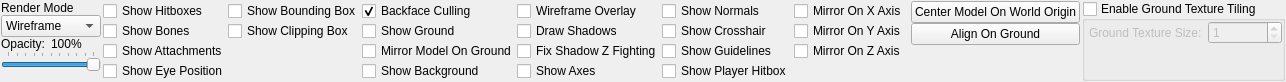
Before: the Qt Designer form src/tools/hlam/ui/assets/studiomodel/dockpanels/StudioModelModelDisplayPanel.ui in SamVanheer/HalfLifeAssetManager, drawn with Qt 5.
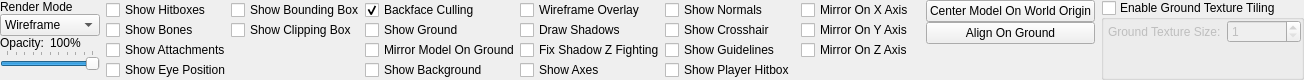
After: the same form once the commit is applied.

Commit message: Streamline UI widgets using SetFixedSize constraint Resolves #165

Diff of the .ui file:
```diff
--- a/src/tools/hlam/ui/assets/studiomodel/dockpanels/StudioModelModelDisplayPanel.ui
+++ b/src/tools/hlam/ui/assets/studiomodel/dockpanels/StudioModelModelDisplayPanel.ui
@@ -6,249 +6,30 @@
    <rect>
     <x>0</x>
     <y>0</y>
-    <width>1152</width>
-    <height>75</height>
+    <width>1168</width>
+    <height>73</height>
    </rect>
   </property>
   <property name="windowTitle">
    <string>Form</string>
   </property>
-  <layout class="QGridLayout" name="gridLayout_2">
+  <layout class="QHBoxLayout" name="horizontalLayout">
+   <property name="sizeConstraint">
+    <enum>QLayout::SetFixedSize</enum>
+   </property>
    <property name="leftMargin">
-    <number>1</number>
+    <number>0</number>
    </property>
    <property name="topMargin">
-    <number>1</number>
+    <number>0</number>
    </property>
    <property name="rightMargin">
-    <number>1</number>
+    <number>0</number>
    </property>
    <property name="bottomMargin">
-    <number>1</number>
-   </property>
-   <property name="horizontalSpacing">
-    <number>2</number>
-   </property>
-   <property name="verticalSpacing">
     <number>0</number>
    </property>
-   <item row="0" column="3">
-    <widget class="QWidget" name="FOVWidget" native="true">
-     <layout class="QGridLayout" name="gridLayout_5">
-      <property name="leftMargin">
-       <number>0</number>
-      </property>
-      <property name="topMargin">
-       <number>0</number>
-      </property>
-      <property name="rightMargin">
-       <number>0</number>
-      </property>
-      <property name="bottomMargin">
-       <number>0</number>
-      </property>
-      <property name="spacing">
-       <number>0</number>
-      </property>
-     </layout>
-    </widget>
-   </item>
-   <item row="0" column="4">
-    <widget class="QWidget" name="widget" native="true">
-     <layout class="QVBoxLayout" name="verticalLayout">
-      <property name="spacing">
-       <number>0</number>
-      </property>
-      <property name="leftMargin">
-       <number>0</number>
-      </property>
-      <property name="topMargin">
-       <number>0</number>
-      </property>
-      <property name="rightMargin">
-       <number>0</number>
-      </property>
-      <property name="bottomMargin">
-       <number>0</number>
-      </property>
-      <item>
-       <widget class="QPushButton" name="CenterModelOnWorldOrigin">
-        <property name="text">
-         <string>Center Model On World Origin</string>
-        </property>
-       </widget>
-      </item>
-      <item>
-       <widget class="QPushButton" name="AlignOnGround">
-        <property name="text">
-         <string>Align On Ground</string>
-        </property>
-       </widget>
-      </item>
-      <item>
-       <spacer name="verticalSpacer">
-        <property name="orientation">
-         <enum>Qt::Vertical</enum>
-        </property>
-        <property name="sizeHint" stdset="0">
-         <size>
-          <width>20</width>
-          <height>0</height>
-         </size>
-        </property>
-       </spacer>
-      </item>
-     </layout>
-    </widget>
-   </item>
-   <item row="0" column="6">
-    <spacer name="horizontalSpacer">
-     <property name="orientation">
-      <enum>Qt::Horizontal</enum>
-     </property>
-     <property name="sizeHint" stdset="0">
-      <size>
-       <width>0</width>
-       <height>20</height>
-      </size>
-     </property>
-    </spacer>
-   </item>
-   <item row="1" column="0" colspan="5">
-    <spacer name="verticalSpacer_3">
-     <property name="orientation">
-      <enum>Qt::Vertical</enum>
-     </property>
-     <property name="sizeHint" stdset="0">
-      <size>
-       <width>20</width>
-       <height>0</height>
-      </size>
-     </property>
-    </spacer>
-   </item>
-   <item row="0" column="2">
-    <widget class="QWidget" name="MirrorWidget" native="true">
-     <layout class="QGridLayout" name="gridLayout_4">
-      <property name="leftMargin">
-       <number>0</number>
-      </property>
-      <property name="topMargin">
-       <number>0</number>
-      </property>
-      <property name="rightMargin">
-       <number>0</number>
-      </property>
-      <property name="bottomMargin">
-       <number>0</number>
-      </property>
-      <property name="spacing">
-       <number>0</number>
-      </property>
-      <item row="1" column="0">
-       <widget class="QCheckBox" name="MirrorOnYAxis">
-        <property name="text">
-         <string>Mirror On Y Axis</string>
-        </property>
-       </widget>
-      </item>
-      <item row="0" column="0">
-       <widget class="QCheckBox" name="MirrorOnXAxis">
-        <property name="text">
-         <string>Mirror On X Axis</string>
-        </property>
-       </widget>
-      </item>
-      <item row="2" column="0">
-       <widget class="QCheckBox" name="MirrorOnZAxis">
-        <property name="text">
-         <string>Mirror On Z Axis</string>
-        </property>
-       </widget>
-      </item>
-      <item row="3" column="0">
-       <spacer name="verticalSpacer_5">
-        <property name="orientation">
-         <enum>Qt::Vertical</enum>
-        </property>
-        <property name="sizeHint" stdset="0">
-         <size>
-          <width>20</width>
-          <height>0</height>
-         </size>
-        </property>
-       </spacer>
-      </item>
-     </layout>
-    </widget>
-   </item>
-   <item row="0" column="5">
-    <widget class="QGroupBox" name="EnableGroundTextureTiling">
-     <property name="title">
-      <string>Enable Ground Texture Tiling</string>
-     </property>
-     <property name="flat">
-      <bool>false</bool>
-     </property>
-     <property name="checkable">
-      <bool>true</bool>
-     </property>
-     <property name="checked">
-      <bool>false</bool>
-     </property>
-     <layout class="QGridLayout" name="gridLayout_7">
-      <property name="leftMargin">
-       <number>4</number>
-      </property>
-      <property name="topMargin">
-       <number>0</number>
-      </property>
-      <property name="rightMargin">
-       <number>0</number>
-      </property>
-      <property name="bottomMargin">
-       <number>0</number>
-      </property>
-      <property name="verticalSpacing">
-       <number>0</number>
-      </property>
-      <item row="0" column="1">
-       <widget class="QSpinBox" name="GroundTextureSize">
-        <property name="minimum">
-         <number>1</number>
-        </property>
-        <property name="maximum">
-         <number>1024</number>
-        </property>
-        <property name="value">
-         <number>1</number>
-        </property>
-       </widget>
-      </item>
-      <item row="0" column="0">
-       <widget class="QLabel" name="label_3">
-        <property name="text">
-         <string>Ground Texture Size:</string>
-        </property>
-       </widget>
-      </item>
-      <item row="1" column="0">
-       <spacer name="verticalSpacer_2">
-        <property name="orientation">
-         <enum>Qt::Vertical</enum>
-        </property>
-        <property name="sizeHint" stdset="0">
-         <size>
-          <width>20</width>
-          <height>0</height>
-         </size>
-        </property>
-       </spacer>
-      </item>
-     </layout>
-    </widget>
-   </item>
-   <item row="0" column="0">
+   <item>
     <widget class="QWidget" name="RenderSettingsWidget" native="true">
      <property name="sizePolicy">
       <sizepolicy hsizetype="Fixed" vsizetype="Preferred">
@@ -403,7 +184,7 @@
      </layout>
     </widget>
    </item>
-   <item row="0" column="1">
+   <item>
     <widget class="QWidget" name="CheckBoxesWidget" native="true">
      <layout class="QGridLayout" name="gridLayout_3">
       <property name="leftMargin">
@@ -566,6 +347,196 @@
      </layout>
     </widget>
    </item>
+   <item>
+    <widget class="QWidget" name="MirrorWidget" native="true">
+     <layout class="QGridLayout" name="gridLayout_4">
+      <property name="leftMargin">
+       <number>0</number>
+      </property>
+      <property name="topMargin">
+       <number>0</number>
+      </property>
+      <property name="rightMargin">
+       <number>0</number>
+      </property>
+      <property name="bottomMargin">
+       <number>0</number>
+      </property>
+      <property name="spacing">
+       <number>0</number>
+      </property>
+      <item row="1" column="0">
+       <widget class="QCheckBox" name="MirrorOnYAxis">
+        <property name="text">
+         <string>Mirror On Y Axis</string>
+        </property>
+       </widget>
+      </item>
+      <item row="0" column="0">
+       <widget class="QCheckBox" name="MirrorOnXAxis">
+        <property name="text">
+         <string>Mirror On X Axis</string>
+        </property>
+       </widget>
+      </item>
+      <item row="2" column="0">
+       <widget class="QCheckBox" name="MirrorOnZAxis">
+        <property name="text">
+         <string>Mirror On Z Axis</string>
+        </property>
+       </widget>
+      </item>
+      <item row="3" column="0">
+       <spacer name="verticalSpacer_5">
+        <property name="orientation">
+         <enum>Qt::Vertical</enum>
+        </property>
+        <property name="sizeHint" stdset="0">
+         <size>
+          <width>20</width>
+          <height>0</height>
+         </size>
+        </property>
+       </spacer>
+      </item>
+     </layout>
+    </widget>
+   </item>
+   <item>
+    <widget class="QWidget" name="FOVWidget" native="true">
+     <layout class="QGridLayout" name="gridLayout_5">
+      <property name="leftMargin">
+       <number>0</number>
+      </property>
+      <property name="topMargin">
+       <number>0</number>
+      </property>
+      <property name="rightMargin">
+       <number>0</number>
+      </property>
+      <property name="bottomMargin">
+       <number>0</number>
+      </property>
+      <property name="spacing">
+       <number>0</number>
+      </property>
+     </layout>
+    </widget>
+   </item>
+   <item>
+    <widget class="QWidget" name="widget" native="true">
+     <layout class="QVBoxLayout" name="verticalLayout">
+      <property name="spacing">
+       <number>0</number>
+      </property>
+      <property name="leftMargin">
+       <number>0</number>
+      </property>
+      <property name="topMargin">
+       <number>0</number>
+      </property>
+      <property name="rightMargin">
+       <number>0</number>
+      </property>
+      <property name="bottomMargin">
+       <number>0</number>
+      </property>
+      <item>
+       <widget class="QPushButton" name="CenterModelOnWorldOrigin">
+        <property name="text">
+         <string>Center Model On World Origin</string>
+        </property>
+       </widget>
+      </item>
+      <item>
+       <widget class="QPushButton" name="AlignOnGround">
+        <property name="text">
+         <string>Align On Ground</string>
+        </property>
+       </widget>
+      </item>
+      <item>
+       <spacer name="verticalSpacer">
+        <property name="orientation">
+         <enum>Qt::Vertical</enum>
+        </property>
+        <property name="sizeHint" stdset="0">
+         <size>
+          <width>20</width>
+          <height>0</height>
+         </size>
+        </property>
+       </spacer>
+      </item>
+     </layout>
+    </widget>
+   </item>
+   <item>
+    <widget class="QGroupBox" name="EnableGroundTextureTiling">
+     <property name="title">
+      <string>Enable Ground Texture Tiling</string>
+     </property>
+     <property name="flat">
+      <bool>false</bool>
+     </property>
+     <property name="checkable">
+      <bool>true</bool>
+     </property>
+     <property name="checked">
+      <bool>false</bool>
+     </property>
+     <layout class="QGridLayout" name="gridLayout_7">
+      <property name="leftMargin">
+       <number>4</number>
+      </property>
+      <property name="topMargin">
+       <number>0</number>
+      </property>
+      <property name="rightMargin">
+       <number>0</number>
+      </property>
+      <property name="bottomMargin">
+       <number>0</number>
+      </property>
+      <property name="verticalSpacing">
+       <number>0</number>
+      </property>
+      <item row="0" column="1">
+       <widget class="QSpinBox" name="GroundTextureSize">
+        <property name="minimum">
+         <number>1</number>
+        </property>
+        <property name="maximum">
+         <number>1024</number>
+        </property>
+        <property name="value">
+         <number>1</number>
+        </property>
+       </widget>
+      </item>
+      <item row="0" column="0">
+       <widget class="QLabel" name="label_3">
+        <property name="text">
+         <string>Ground Texture Size:</string>
+        </property>
+       </widget>
+      </item>
+      <item row="1" column="0">
+       <spacer name="verticalSpacer_2">
+        <property name="orientation">
+         <enum>Qt::Vertical</enum>
+        </property>
+        <property name="sizeHint" stdset="0">
+         <size>
+          <width>20</width>
+          <height>0</height>
+         </size>
+        </property>
+       </spacer>
+      </item>
+     </layout>
+    </widget>
+   </item>
   </layout>
  </widget>
  <resources/>
```
The commit also changes 13 other files.
